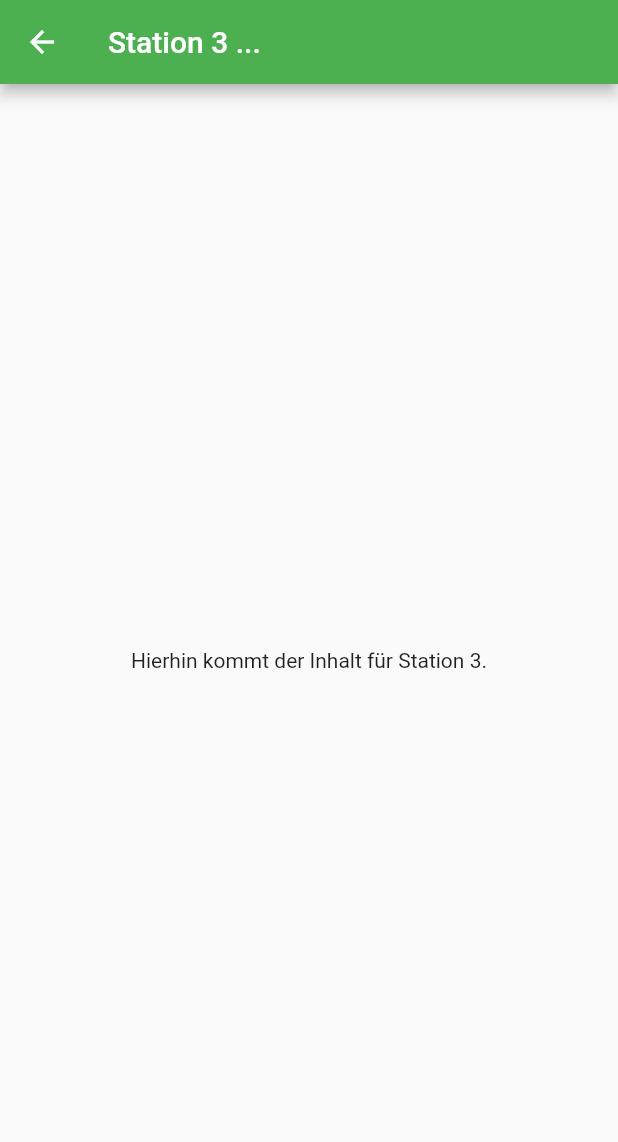
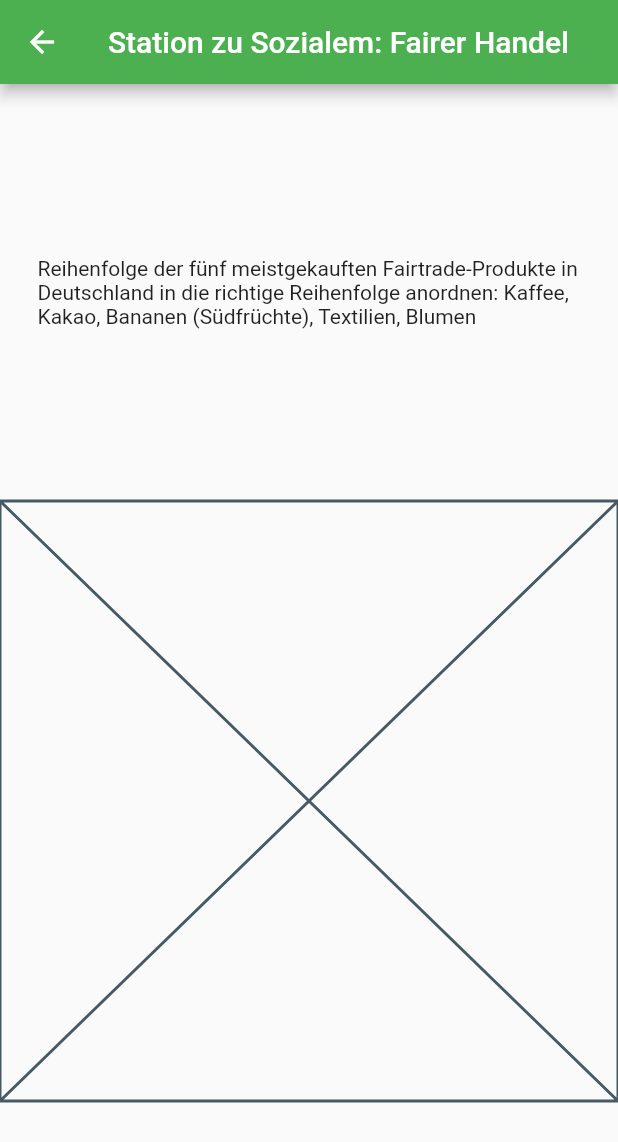
Before and after one commit to holgerm/ubermorgen, a Flutter app: the StationThree screen opened directly, on a phone screen of 412 x 824 dp. Shown: the top 1142 px of the screen. Run offline on Flutter 3.47's test engine with Material 2 defaults, Android fonts, the phone set to English and light mode, and no system bars; our stand-ins replace camera.

Commit message:
All Tasks now woth a structured draft UI

```diff
--- a/lib/src/s.dart
+++ b/lib/src/s.dart
@@ -16,7 +16,7 @@ class S {
   static const station2Task =
       'Vergleich von Fahrzeit und CO2-Ausstoß: Fahrrad – ÖPNV – Auto';
 
-  static const station3Title = 'Station zu Soziales: Fairer Handel';
+  static const station3Title = 'Station zu Sozialem: Fairer Handel';
   static const station3Task =
       'Reihenfolge der fünf meistgekauften Fairtrade-Produkte in Deutschland in die richtige Reihenfolge anordnen: Kaffee, Kakao, Bananen (Südfrüchte), Textilien, Blumen';
 }
--- /dev/null
+++ b/lib/src/station_3.dart
@@ -0,0 +1,35 @@
+import 'package:flutter/material.dart';
+import 'ubermorgen.dart' show S;
+
+class StationThree extends StatelessWidget {
+  const StationThree({super.key});
+
+  @override
+  Widget build(BuildContext context) {
+    return Scaffold(
+      appBar: AppBar(
+        title: const Text(S.station3Title),
+      ),
+      body: Center(
+          child: Column(
+        mainAxisAlignment: MainAxisAlignment.spaceEvenly,
+        children: [
+          Container(
+            padding: const EdgeInsets.all(25.0),
+            child: const Text(S.station3Task),
+          ),
+          const Station3Task1(),
+        ],
+      )),
+    );
+  }
+}
+
+class Station3Task1 extends StatelessWidget {
+  const Station3Task1({super.key});
+
+  @override
+  Widget build(BuildContext context) {
+    return const Placeholder();
+  }
+}
--- a/lib/src/station_three.dart
+++ /dev/null
@@ -1,16 +0,0 @@
-import 'package:flutter/material.dart';
-
-class StationThree extends StatelessWidget {
-  const StationThree({super.key});
-
-  @override
-  Widget build(BuildContext context) {
-    return Scaffold(
-      appBar: AppBar(
-        title: const Text('Station 3 ...'),
-      ),
-      body:
-          const Center(child: Text("Hierhin kommt der Inhalt für Station 3.")),
-    );
-  }
-}
--- a/lib/src/station_two.dart
+++ /dev/null
@@ -1,16 +0,0 @@
-import 'package:flutter/material.dart';
-
-class StationTwo extends StatelessWidget {
-  const StationTwo({super.key});
-
-  @override
-  Widget build(BuildContext context) {
-    return Scaffold(
-      appBar: AppBar(
-        title: const Text('Station 2 ...'),
-      ),
-      body:
-          const Center(child: Text("Hierhin kommt der Inhalt für Station 2.")),
-    );
-  }
-}
--- a/lib/src/ubermorgen.dart
+++ b/lib/src/ubermorgen.dart
@@ -2,6 +2,6 @@ export 's.dart';
 export '../main.dart';
 export 'intro.dart';
 export 'state_model.dart';
-export 'station_one.dart';
-export 'station_two.dart';
-export 'station_three.dart';
+export 'station_1.dart';
+export 'station_2.dart';
+export 'station_3.dart';
```
Also changed, not shown: lib/src/station_1.dart (added, +36 -0 lines), lib/src/station_2.dart (added, +36 -0 lines), lib/src/station_one.dart (deleted, +0 -39 lines).
